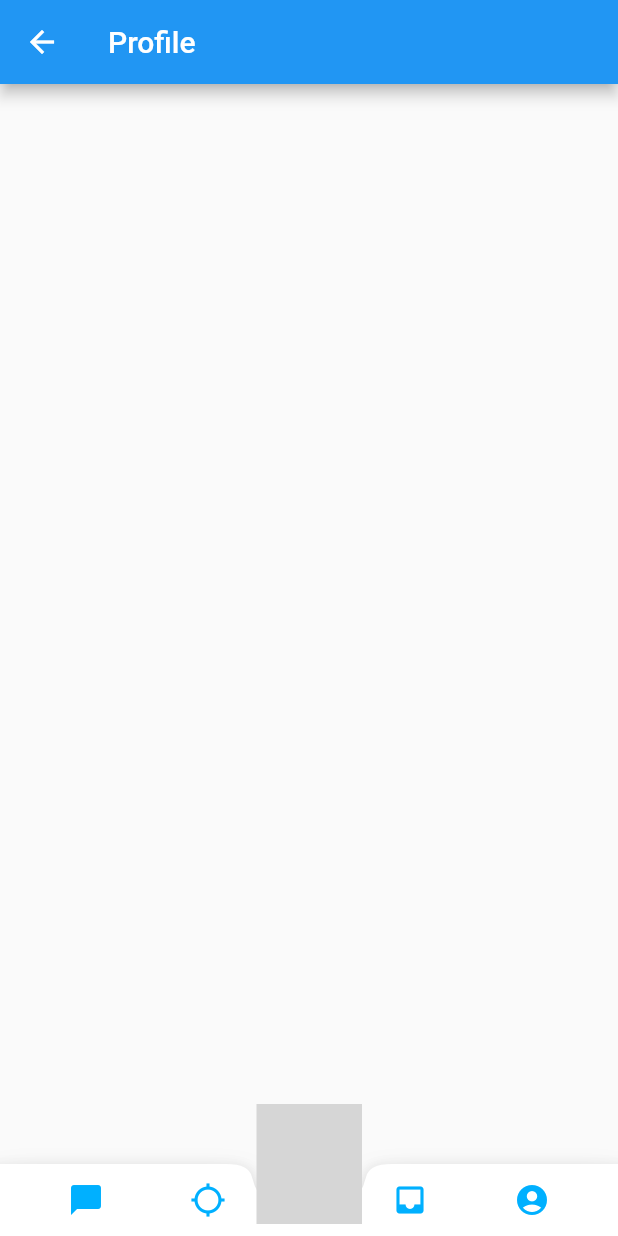
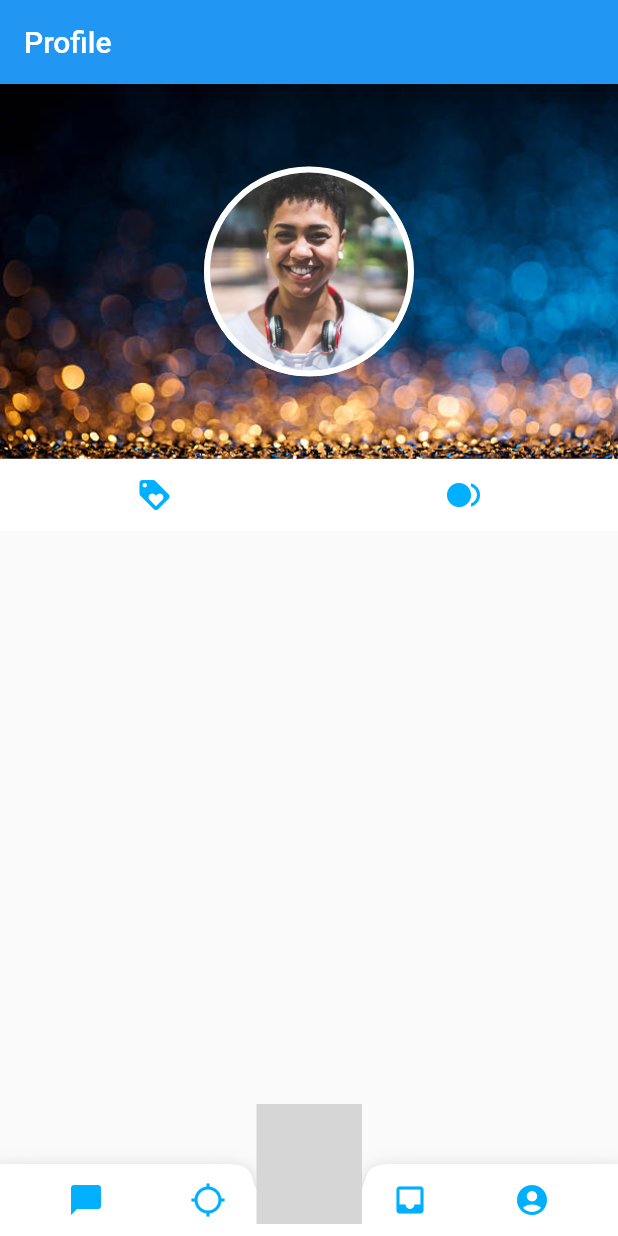
Before and after one commit to rhine-digital/Rhine, a Flutter app: the screen it shows after launch, item 4 of the bottom bar chosen, on a phone screen of 412 x 824 dp. Run offline on Flutter 3.47's test engine with Material 2 defaults, Android fonts, the phone set to English and light mode, and no system bars; our stand-ins replace font_awesome_flutter; missing offline and left inert: unicorndial; grey boxes are pictures that could not be loaded.

Commit message:
Add Profile placeholders
Add:
- Profile page placeholders with stock images and app bar
- profile.jpg and cover.jpg

```diff
--- a/lib/src/resources/routes.dart
+++ b/lib/src/resources/routes.dart
@@ -19,6 +19,6 @@ class RouteStore {
     '/discovery' : (BuildContext context) => DiscoveryPage(),
     '/membershipPage' : (BuildContext context) => MembershipPage(),
     '/chatScreen' : (BuildContext context) => ChatScreen(),
-    '/profile' : (BuildContext context) => Profile(),
+    '/profile' : (BuildContext context) => ProfilePage(),
   };
 }
--- a/lib/src/views/chatscreen.dart
+++ b/lib/src/views/chatscreen.dart
@@ -37,7 +37,10 @@ class ChatScreenState extends State<ChatScreen> {
   Widget build(BuildContext context) {
 
     return Scaffold(
-      appBar: new AppBar(title: new Text("Chat")),
+      appBar: new AppBar(
+        title: new Text("Chat"),
+        automaticallyImplyLeading: false,
+      ),
       body: _buildTextComposer(),
       bottomNavigationBar: new BottomApp(1),
       //------------------Floating Action Button---------------------
--- a/lib/src/views/discoverypage.dart
+++ b/lib/src/views/discoverypage.dart
@@ -49,7 +49,10 @@ class _DiscoveryPageState extends State<DiscoveryPage> {
     // fast, so that you can just rebuild anything that needs updating rather
     // than having to individually change instances of widgets.
     return Scaffold(
-      appBar: new AppBar(title: new Text("Discovery")),
+      appBar: new AppBar(
+        title: new Text("Discovery"),
+        automaticallyImplyLeading: false,
+      ),
       bottomNavigationBar: new BottomApp(2),
       floatingActionButton: new Unicorn(),
 
--- a/lib/src/views/membershippage.dart
+++ b/lib/src/views/membershippage.dart
@@ -23,7 +23,10 @@ class _MembershipPageState extends State<MembershipPage> {
   Widget build(BuildContext context) {
 
     return Scaffold(
-      appBar: new AppBar(title: new Text("Membership")),
+      appBar: new AppBar(
+        title: new Text("Membership"),
+        automaticallyImplyLeading: false,
+      ),
       bottomNavigationBar: new BottomApp(3),
       floatingActionButton: new Unicorn(),
       floatingActionButtonLocation:
--- a/lib/src/views/profilepage.dart
+++ b/lib/src/views/profilepage.dart
@@ -1,6 +1,6 @@
 /*
 Created: 28-06-19
-Edited: 17-07-19
+Edited: 23-07-19
 Description: Profile page to display user settings and other user-related information
 */
 
@@ -9,13 +9,35 @@ import 'package:flutter/material.dart';
 import 'package:qr_scanner_generator/generate.dart';*/
 import '../widgets/bottomapp.dart';
 import '../widgets/unicorn.dart';
+import '../resources/app-palette.dart';
 
-class Profile extends StatelessWidget {
+class ProfilePage extends StatelessWidget {
   @override
   Widget build(BuildContext context) {
 
+    Size screenSize = MediaQuery.of(context).size;
+
     return Scaffold(
-      appBar: new AppBar(title: new Text("Profile")),
+      appBar: new AppBar(
+        title: new Text("Profile"),
+        automaticallyImplyLeading: false,
+      ),
+      body: Stack(
+        children: <Widget>[
+          _buildCoverImage(screenSize),
+          SafeArea(
+            child: Column(
+              children: <Widget>[
+                SizedBox( height: screenSize.height/15, ),
+                _buildProfileImage(),
+                _buildNavBar(screenSize),
+                //SizedBox( height: screenSize.height/12),
+              ],
+            )
+          ),
+
+        ],
+      ),
       bottomNavigationBar: new BottomApp(4),
       //------------------Floating Action Button---------------------
       floatingActionButton: new Unicorn(),
@@ -28,4 +50,64 @@ class Profile extends StatelessWidget {
     );
   }
 
+  Widget _buildCoverImage(Size screenSize) {
+    return Container(
+      height: screenSize.height / 3,
+      decoration: BoxDecoration(
+        image: DecorationImage(
+          image: AssetImage('assets/images/cover.jpg'),
+          fit: BoxFit.cover,
+        ),
+      ),
+    );
+  }
+
+  Widget _buildProfileImage() {
+    return Center (
+      child: Container (
+        width: 140.0,
+        height: 140.0,
+        decoration: BoxDecoration(
+          image: DecorationImage(
+            image: AssetImage('assets/images/profile.jpg'),
+            fit: BoxFit.cover
+          ),
+          borderRadius: BorderRadius.circular(80.0),
+          border: Border.all(
+            color: Colors.white,
+            width: 4,
+          )
+        ),
+      ),
+    );
+  }
+
+  Widget _buildNavBar(Size screenSize) {
+    return Container(
+      padding: EdgeInsets.only( top: screenSize.height / 15 ),
+      child: BottomAppBar(
+        elevation: 0,
+        child: Row(
+          mainAxisAlignment: MainAxisAlignment.spaceAround,
+          children: <Widget>[
+            IconButton(
+              onPressed: (){
+                //Do something
+              },
+              icon: Icon(Icons.loyalty),
+              color: Palette.buttonColor,
+            ),
+            IconButton(
+              onPressed: (){
+                //Do something
+              },
+              icon: Icon(Icons.fiber_smart_record),
+              color: Palette.buttonColor,
+            ),
+
+          ],
+        )
+      ),
+    );
+  }
 }
--- a/lib/src/widgets/bottomapp.dart
+++ b/lib/src/widgets/bottomapp.dart
@@ -9,14 +9,12 @@ import 'package:flutter/rendering.dart';
 import '../resources/app-palette.dart';
 
 class BottomApp extends StatelessWidget {
+  BottomApp(this.pageNum);
 
   //Represent various pages.
   // 1 - Chat, 2 - Discovery, 3 - Membership, 4 - Profile
-  int pageNum;
+  final int pageNum;
 
-  BottomApp(option) {
-    pageNum = option;
-  }
 
   @override
   Widget build(BuildContext context) {
--- a/pubspec.yaml
+++ b/pubspec.yaml
@@ -69,6 +69,8 @@ flutter:
 
   assets:
       - assets/logo/sampleLogo.png
+      - assets/images/cover.jpg
+      - assets/images/profile.jpg
 
   # An image asset can refer to one or more resolution-specific "variants", see
   # https://flutter.dev/assets-and-images/#resolution-aware.
```
Also changed, not shown: assets/images/cover.jpg (added), assets/images/profile.jpg (added).
